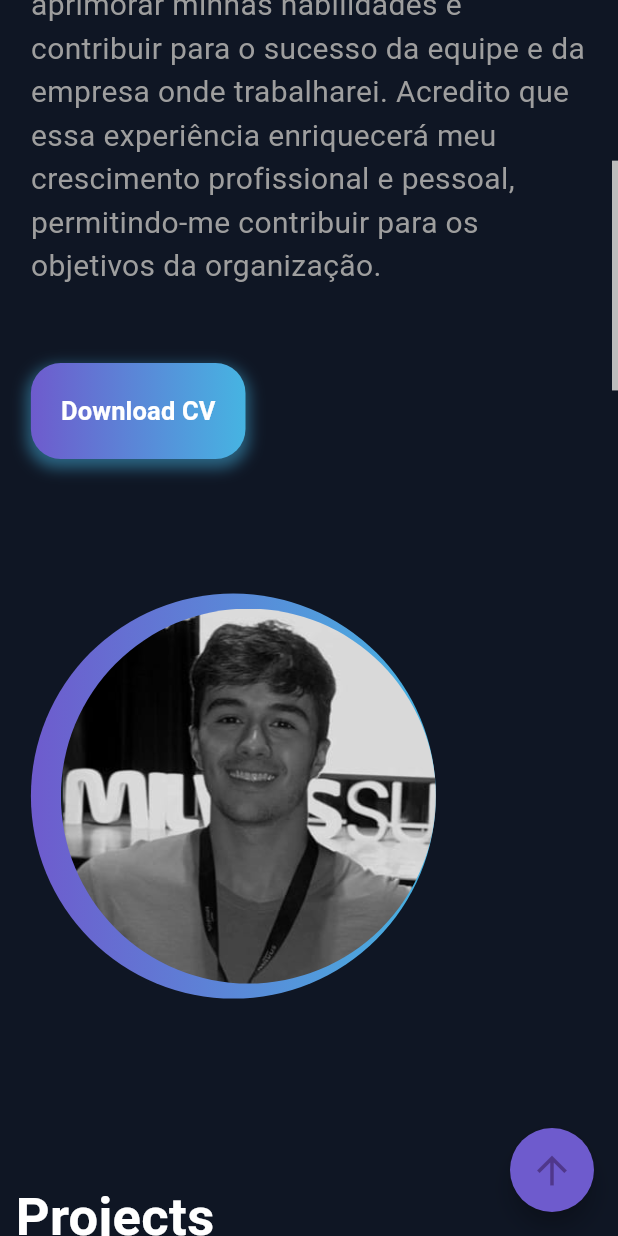
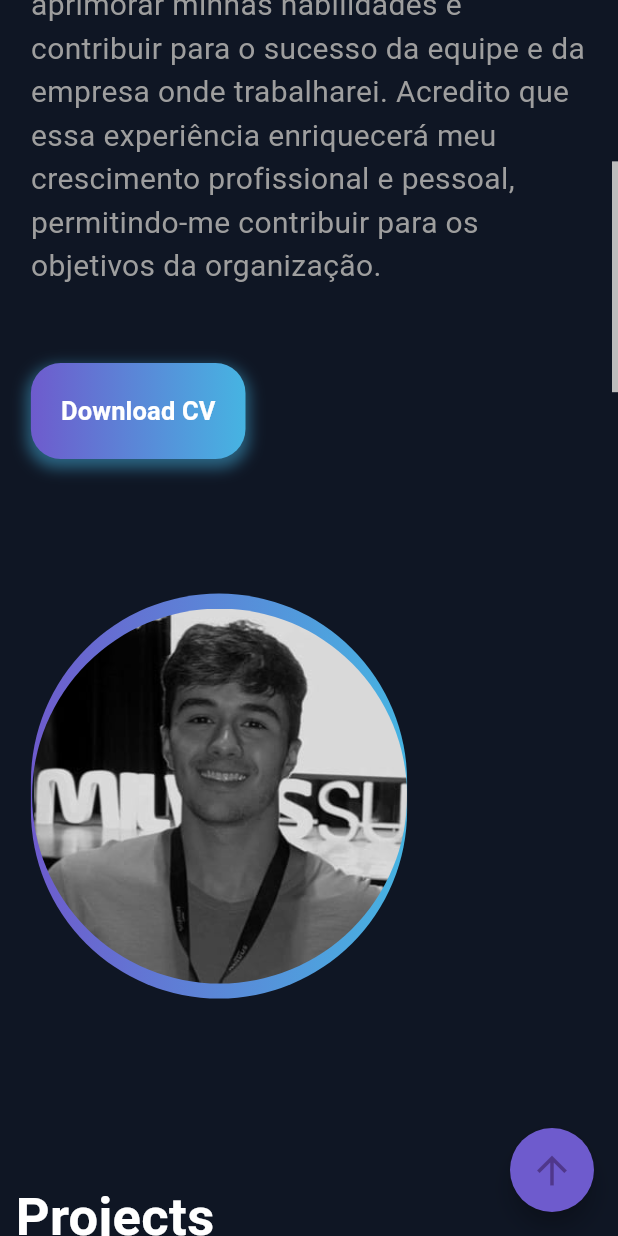
Before and after one commit to Cadu-Dias/Portfolio, a Flutter app: the screen it shows after launch, scrolled down 576 dp, on a phone screen of 412 x 824 dp. Run offline on Flutter 3.47's test engine with Material 3 defaults, Android fonts, the phone set to English and light mode, and no system bars; our stand-ins replace animated_text_kit, carousel_slider, eva_icons_flutter, gradient_borders, percent_indicator; missing offline and left inert: reveal_on_scroll.

Commit message:
Corrigindo erros de Overflow e apresentação

```diff
--- a/lib/src/pages/main_page.dart
+++ b/lib/src/pages/main_page.dart
@@ -3,12 +3,10 @@ import 'package:eva_icons_flutter/eva_icons_flutter.dart';
 import 'package:flutter/material.dart';
 import 'package:portifolio/src/pages/sections/aboutme_section.dart';
 import 'package:portifolio/src/pages/sections/footer_section.dart';
-
 import 'package:portifolio/src/pages/sections/presentation_section.dart';
 import 'package:portifolio/src/pages/sections/projects_section.dart';
 import 'package:portifolio/src/pages/sections/technologies_section.dart';
 import 'package:portifolio/src/widgets/drawer_widget.dart';
-import 'package:portifolio/src/widgets/gradient_text.dart';
 import 'package:url_launcher/url_launcher.dart';
 import 'package:reveal_on_scroll/reveal_on_scroll.dart';
 
--- a/lib/src/pages/sections/presentation_section.dart
+++ b/lib/src/pages/sections/presentation_section.dart
@@ -5,7 +5,7 @@ import 'package:portifolio/src/utils/size_screen_util.dart';
 import 'package:portifolio/src/widgets/button_widget.dart';
 import 'package:portifolio/src/widgets/gradient_text.dart';
 import 'package:portifolio/src/widgets/profile_animation.dart';
-
+import 'package:flutter/foundation.dart' show kIsWeb;
 class PresentationSection extends StatefulWidget {
   const PresentationSection({super.key});
 
@@ -18,7 +18,7 @@ class _PresentationSectionState extends State<PresentationSection> {
   Widget build(BuildContext context) {
     double containerWidth = MediaQuery.of(context).size.width < 1000
         ? MediaQuery.of(context).size.width * 0.9
-        : MediaQuery.of(context).size.width * 0.7;
+        : MediaQuery.of(context).size.width * 0.75;
 
     return Column(
       children: [
@@ -33,7 +33,7 @@ class _PresentationSectionState extends State<PresentationSection> {
             alignment: WrapAlignment.spaceBetween,
             children: [
               Container(
-                constraints: const BoxConstraints(minWidth: 100, maxWidth: 840),
+                constraints: const BoxConstraints(minWidth: 100, maxWidth: kIsWeb? 700 : 840),
                 child: Column(
                   mainAxisAlignment: MainAxisAlignment.start,
                   crossAxisAlignment: CrossAxisAlignment.start,
--- a/lib/src/widgets/profile_animation.dart
+++ b/lib/src/widgets/profile_animation.dart
@@ -1,7 +1,7 @@
 import 'package:flutter/material.dart';
 import 'package:portifolio/pallete.dart';
 import 'package:portifolio/src/utils/size_screen_util.dart';
-
+import 'package:flutter/foundation.dart' show kIsWeb;
 class ProfileAnimation extends StatefulWidget {
   final double containerWidth;
 
@@ -20,7 +20,7 @@ class _ProfileAnimationState extends State<ProfileAnimation>
   void initState() {
     super.initState();
     _controller =
-        AnimationController(vsync: this, duration: Duration(seconds: 2))
+        AnimationController(vsync: this, duration: const Duration(seconds: 2))
           ..repeat(reverse: true);
 
     _animation = Tween(begin: const Offset(0, 0.1), end: const Offset(0, 0.2))
@@ -40,14 +40,14 @@ class _ProfileAnimationState extends State<ProfileAnimation>
       position: _animation,
       child: Container(
         constraints: BoxConstraints(
-          maxWidth: widget.containerWidth - 60, // Largura disponível
+          maxWidth: widget.containerWidth - 120, // Largura disponível
         ),
         child: Stack(
           alignment: Alignment.centerRight,
           children: [
             Container(
-              height: context.screenSize().width < 500 ? 270 : 400,
-              width: context.screenSize().width < 500 ? 270 : 400,
+              height: context.screenSize().width < 500 ? 270 : kIsWeb? 270 : 400,
+              width: context.screenSize().width < 500 ? 270 : kIsWeb? 270 : 400,
               decoration: BoxDecoration(
                 gradient: const LinearGradient(
                     colors: [Pallete.lightPurple, Pallete.aquaBlue]),
@@ -55,8 +55,8 @@ class _ProfileAnimationState extends State<ProfileAnimation>
               ),
             ),
             Container(
-              height: context.screenSize().width < 500 ? 250 : 375,
-              width: context.screenSize().width < 500 ? 250 : 375,
+              height: context.screenSize().width < 500 ? 250 :  kIsWeb? 270 : 375,
+              width: context.screenSize().width < 500 ? 250 :  kIsWeb? 270 : 375,
               decoration: BoxDecoration(
                 image: const DecorationImage(
                   image: AssetImage(
--- a/lib/src/widgets/timeline_widget.dart
+++ b/lib/src/widgets/timeline_widget.dart
@@ -39,7 +39,7 @@ class _TimeLineWidgetState extends State<TimeLineWidget> {
 
     return Container(
         constraints:  BoxConstraints(
-            minWidth: 100, maxWidth: 1400, minHeight: 200, maxHeight: needsToBeVertical? 800: 300),
+            minWidth: 100, maxWidth: 1400, minHeight: 200, maxHeight: needsToBeVertical? 780: 300),
         child: isVerticalVeryfication(needsToBeVertical));
   }
 
--- a/lib/src/widgets/timelinetile_widget.dart
+++ b/lib/src/widgets/timelinetile_widget.dart
@@ -40,12 +40,12 @@ class TimeLineTileWidget extends StatelessWidget {
           ),
           Container(
             width: isScreenSmall? context.screenSize().width * 0.6 : context.screenSize().width * 0.8,
-            height: 200,
+            height: 180,
             child: Text(
               "$year - $description",
               style: TextStyle(
                   color: Pallete.grey,
-                  fontSize: isScreenSmall? 15: 20,
+                  fontSize: isScreenSmall? 15: 18,
                   fontWeight: FontWeight.bold),
             ),
           ),
@@ -61,7 +61,7 @@ class TimeLineTileWidget extends StatelessWidget {
               color: Colors.white, fontSize: 22, fontWeight: FontWeight.bold),
         ),
         Container(
-          margin: const EdgeInsets.only(top: 20, bottom: 20),
+          margin: const EdgeInsets.only(top: 20, bottom: 15),
           width: 30,
           height: 30,
           decoration: const BoxDecoration(
```
